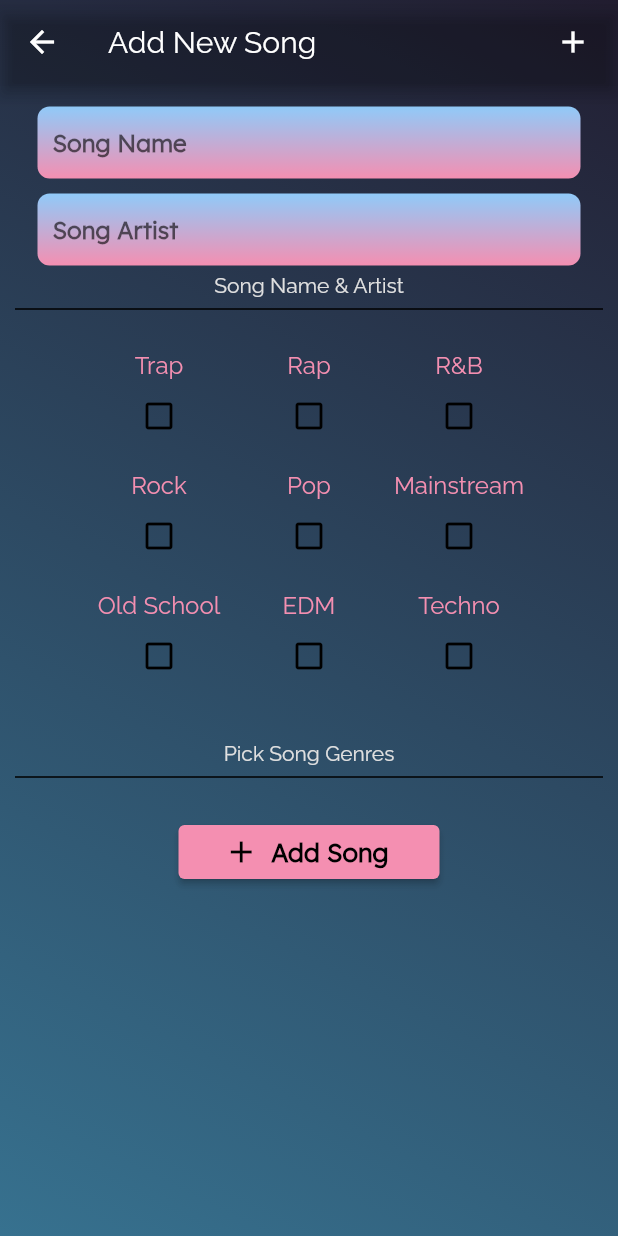
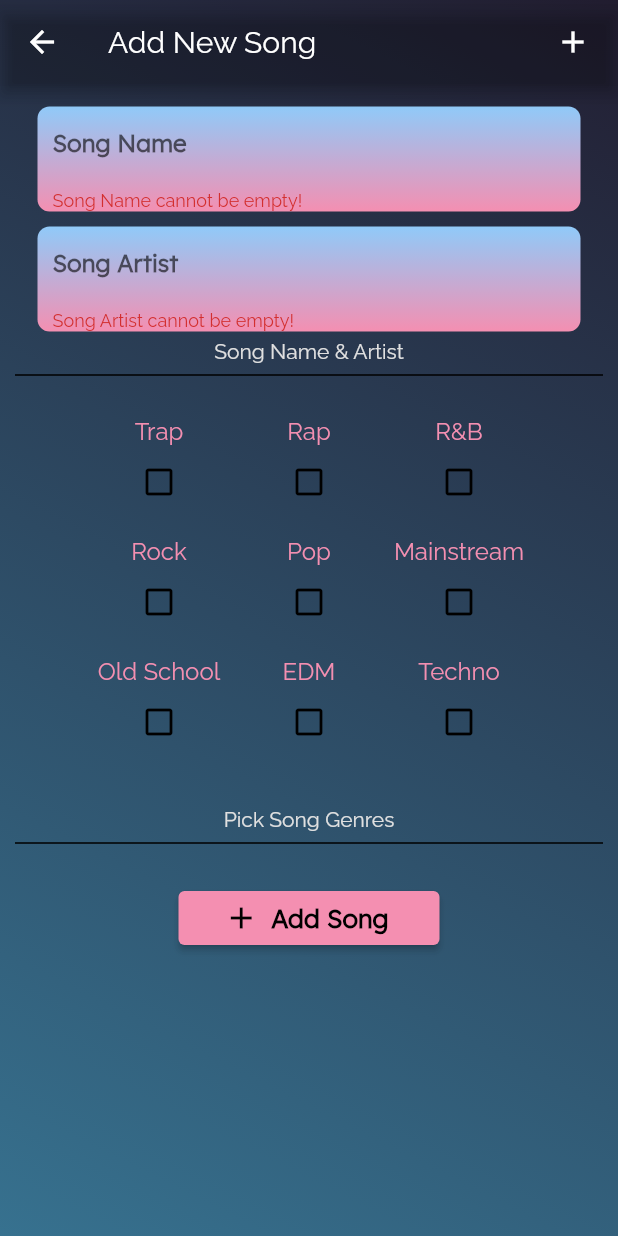
Before and after one commit to emeban44/my_dj_app, a Flutter app: the AddSongScreen screen opened by its route, after a tap on "Add Song", on a phone screen of 412 x 824 dp. Run offline on Flutter 3.47's test engine with Material 2 defaults, Android fonts, the phone set to English and light mode, and no system bars; our stand-ins replace cloud_firestore, firebase_auth, firebase_core, shared_preferences; accounts and stored records are empty.

Commit message:
addSong working

```diff
--- a/lib/providers/songs_provider.dart
+++ b/lib/providers/songs_provider.dart
@@ -72,4 +72,24 @@ class Songs with ChangeNotifier {
     notifyListeners();
     //   return songsToReturn;
   }
+
+  Future<void> addSong(Song song) async {
+    try {
+      await FirebaseFirestore.instance
+          .collection('adminSongs')
+          .doc(SharedPrefs().userId)
+          .collection('songsList')
+          .doc()
+          .set({
+        'songName': song.name,
+        'songArtist': song.artist,
+        'songGenres': song.genres,
+      });
+    } catch (error) {
+      print('error while adding');
+      throw error;
+    }
+    _songs.add(song);
+    notifyListeners();
+  }
 }
--- a/lib/screens/admin/add_song_screen.dart
+++ b/lib/screens/admin/add_song_screen.dart
@@ -1,10 +1,14 @@
 import 'package:flutter/material.dart';
+import 'package:my_dj_app/models/song.dart';
+import 'package:my_dj_app/providers/songs_provider.dart';
 import 'package:my_dj_app/widgets/admin/genre_check_box.dart';
+import 'package:provider/provider.dart';
 import '../../widgets/admin/song_text_input.dart';
 import '../../models/genres.dart';
 
 class AddSongScreen extends StatelessWidget {
   static const routeName = '/add-song';
+  final _songFormKey = GlobalKey<FormState>();
   static final List<bool> isChecked = [
     false,
     false,
@@ -16,9 +20,20 @@ class AddSongScreen extends StatelessWidget {
     false,
     false,
   ];
+  String finalSongName;
+  String finalSongArtist;
+  bool isValid = false;
 
   void toggleChecked(int index) {
     isChecked[index] = !isChecked[index];
+  }
+
+  void _trySongSubmit(String songName, String songArtist) {}
+
+  void setSongValues(String value, String hint) {
+    if (hint == 'Song Name')
+      finalSongName = value;
+    else if (hint == 'Song Artist') finalSongArtist = value;
   }
 
   @override
@@ -52,12 +67,13 @@ class AddSongScreen extends StatelessWidget {
           ),
           body: SingleChildScrollView(
             child: Form(
+              key: _songFormKey,
               child: Padding(
                 padding: EdgeInsets.all(10),
                 child: Column(
                   children: [
-                    SongTextInput('Song Name'),
-                    SongTextInput('Song Artist'),
+                    SongTextInput('Song Name', setSongValues),
+                    SongTextInput('Song Artist', setSongValues),
                     Text(
                       'Song Name & Artist',
                       style: TextStyle(color: Colors.grey.shade300),
@@ -119,7 +135,26 @@ class AddSongScreen extends StatelessWidget {
                         padding: const EdgeInsets.all(8.0),
                         child: ElevatedButton.icon(
                           onPressed: () {
-                            print(isChecked);
+                            isValid = _songFormKey.currentState.validate();
+                            if (isValid) {
+                              _songFormKey.currentState.save();
+                              List<String> songGenres = [];
+                              for (int i = 0; i < isChecked.length; i++) {
+                                if (isChecked[i] == true)
+                                  songGenres.add(Genres.genres[i]);
+                              }
+                              try {
+                                Provider.of<Songs>(context, listen: false)
+                                    .addSong(Song(
+                                  finalSongName,
+                                  finalSongArtist,
+                                  songGenres,
+                                ));
+                                Navigator.of(context).pop();
+                              } catch (error) {
+                                print('error while adding');
+                              }
+                            }
                           },
                           icon: Icon(
                             Icons.add,
--- a/lib/screens/admin/dashboard_screen.dart
+++ b/lib/screens/admin/dashboard_screen.dart
@@ -1,5 +1,4 @@
 import 'package:flutter/material.dart';
-import 'package:my_dj_app/models/sharedPrefs.dart';
 import '../../screens/admin/add_song_screen.dart';
 
 class DashboardScreen extends StatelessWidget {
@@ -9,7 +8,6 @@ class DashboardScreen extends StatelessWidget {
       child: ElevatedButton(
         child: Text('Add new song'),
         onPressed: () {
-          SharedPrefs().initalizeSongs();
           Navigator.of(context).pushNamed(AddSongScreen.routeName);
         },
       ),
--- a/lib/widgets/admin/song_text_input.dart
+++ b/lib/widgets/admin/song_text_input.dart
@@ -2,8 +2,9 @@ import 'package:flutter/material.dart';
 
 class SongTextInput extends StatelessWidget {
   final String inputHint;
+  final Function(String valueToBeSet, String valueHint) setValue;
 
-  SongTextInput(this.inputHint);
+  SongTextInput(this.inputHint, this.setValue);
 
   @override
   Widget build(BuildContext context) {
@@ -41,6 +42,15 @@ class SongTextInput extends StatelessWidget {
           ),
           focusColor: Colors.white,
         ),
+        validator: (value) {
+          if (value.isEmpty) {
+            return inputHint.toString() + ' cannot be empty!';
+          }
+          return null;
+        },
+        onSaved: (value) {
+          setValue(value, inputHint);
+        },
       ),
     );
   }
```
Also changed, not shown: lib/widgets/auth_form.dart (+7 -2 lines).
